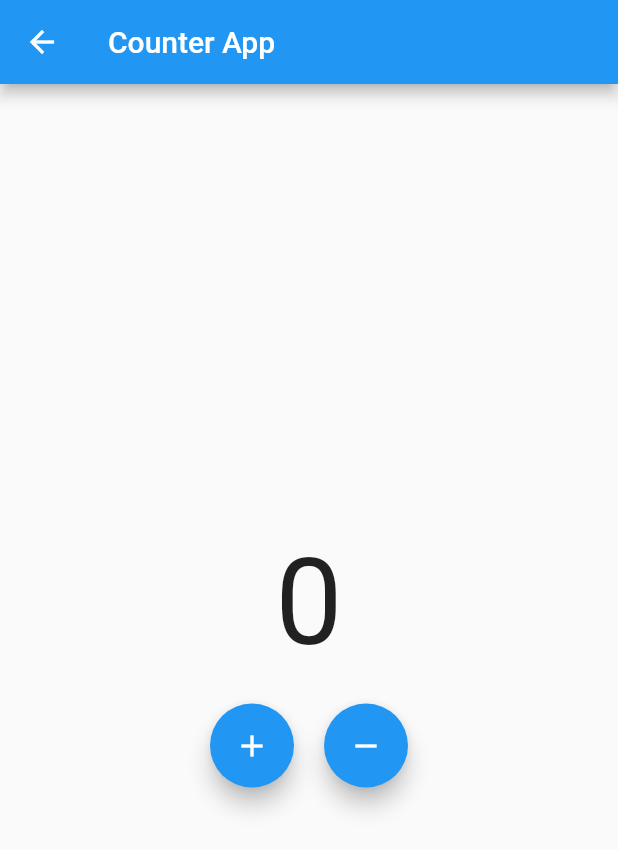
After one commit to Fuenzalida97/AforoFlutter, a Flutter app: the CounterPage screen opened directly, after a tap on the "add" icon, on a phone screen of 412 x 824 dp. The commit adds this screen. Shown: the top 850 px of the screen. Run offline on Flutter 3.47's test engine with Material 2 defaults, Android fonts, the phone set to English and light mode, and no system bars; our stand-ins replace cloud_firestore, equatable, firebase_auth, firebase_core; accounts and stored records are empty.

Commit message:
Creación de contador para el control de aforo.

```diff
--- /dev/null
+++ b/lib/controllers/counter.dart
@@ -0,0 +1,13 @@
+import 'package:equatable/equatable.dart';
+
+class Counter extends Equatable{
+  int value = 0;
+
+  increment() => value++;
+
+  decrement() => value--;
+
+  @override
+  // TODO: implement props
+  List<Object> get props => [value];
+}
--- a/lib/main.dart
+++ b/lib/main.dart
@@ -1,3 +1,4 @@
+import 'package:aforo_app/screens/CounterScreen/counter_page.dart';
 import 'package:aforo_app/screens/wrapper.dart';
 import 'package:aforo_app/services/authentication_services/auth_services.dart';
 import 'package:firebase_auth/firebase_auth.dart';
--- /dev/null
+++ b/lib/screens/CounterScreen/counter_page.dart
@@ -0,0 +1,53 @@
+import 'package:flutter/material.dart';
+import 'package:aforo_app/controllers/counter.dart';
+
+class CounterPage extends StatelessWidget{
+
+  int value = 0;
+
+  void _increment() {
+      value++;
+  }
+  void _decrement() {
+      value--;
+  }
+
+
+  @override
+  Widget build(BuildContext context){
+    return Scaffold(
+        appBar: AppBar(
+          title: Text('Counter App'),
+        ),
+        body: Center(
+            child: Column(
+              mainAxisAlignment: MainAxisAlignment.center,
+              children: <Widget>[
+                Text(
+                  '$value',
+                  style: TextStyle(fontSize:80.0),
+                ),
+                SizedBox(
+                  height: 20.0,
+                ),
+                Row(
+                  mainAxisAlignment: MainAxisAlignment.center,
+                  children: <Widget>[
+                    FloatingActionButton(
+                      onPressed: _increment,
+                      child: Icon(Icons.add),
+                      tooltip: 'Increment',
+                    ),
+                    SizedBox(width: 20.0),
+                    FloatingActionButton(
+                      onPressed: _decrement,
+                      child: Icon(Icons.remove),
+                      tooltip: 'Decrement',
+                    ),
+
+                  ],)
+              ],
+            )));
+  }
+
+}
--- a/lib/screens/Store/store.dart
+++ b/lib/screens/Store/store.dart
@@ -1,5 +1,3 @@
-import 'dart:ffi';
-
 import 'package:aforo_app/models/store.dart';
 import 'package:aforo_app/services/authentication_services/auth_services.dart';
 import 'package:flutter/foundation.dart';
--- a/pubspec.yaml
+++ b/pubspec.yaml
@@ -40,10 +40,14 @@ dependencies:
   flutter_launcher_icons: ^0.9.0
   firebase_database: ^7.1.2
 
+  # Test dependencies
+  equatable: ^2.0.3
+  shared_preferences: 0.5.6+3
+
 dev_dependencies:
   flutter_test:
     sdk: flutter
-
+  test: ^1.15.7
 # For information on the generic Dart part of this file, see the
 # following page: https://dart.dev/tools/pub/pubspec
 
```
Also changed, not shown: pubspec.lock, 3 other files.
